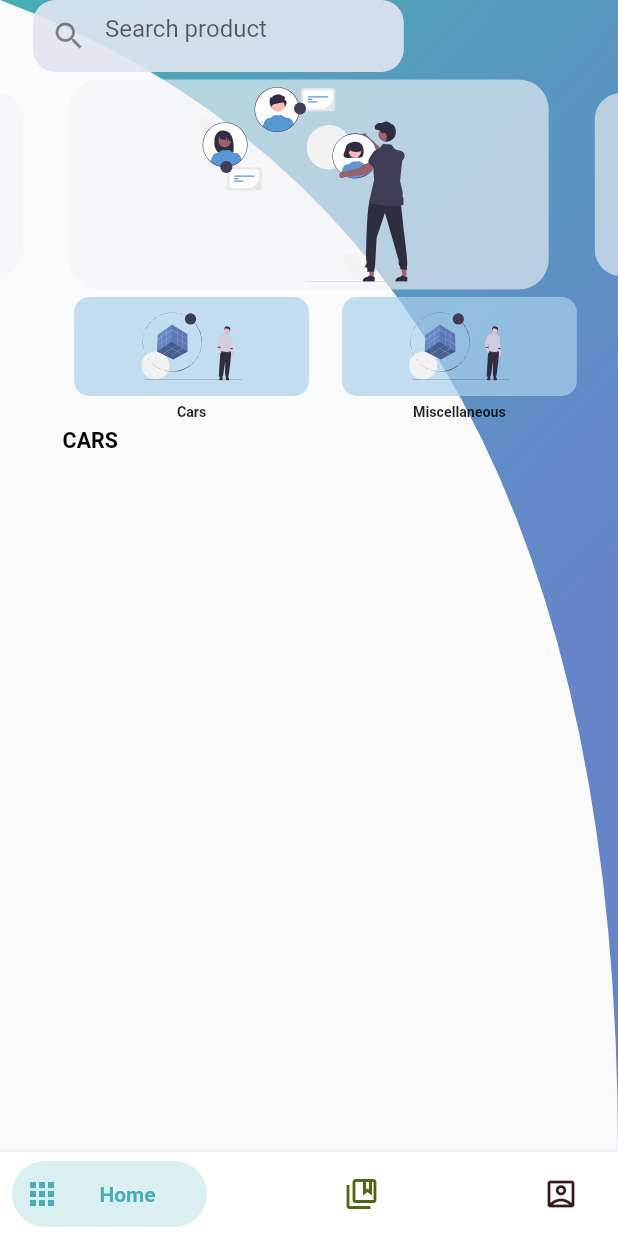
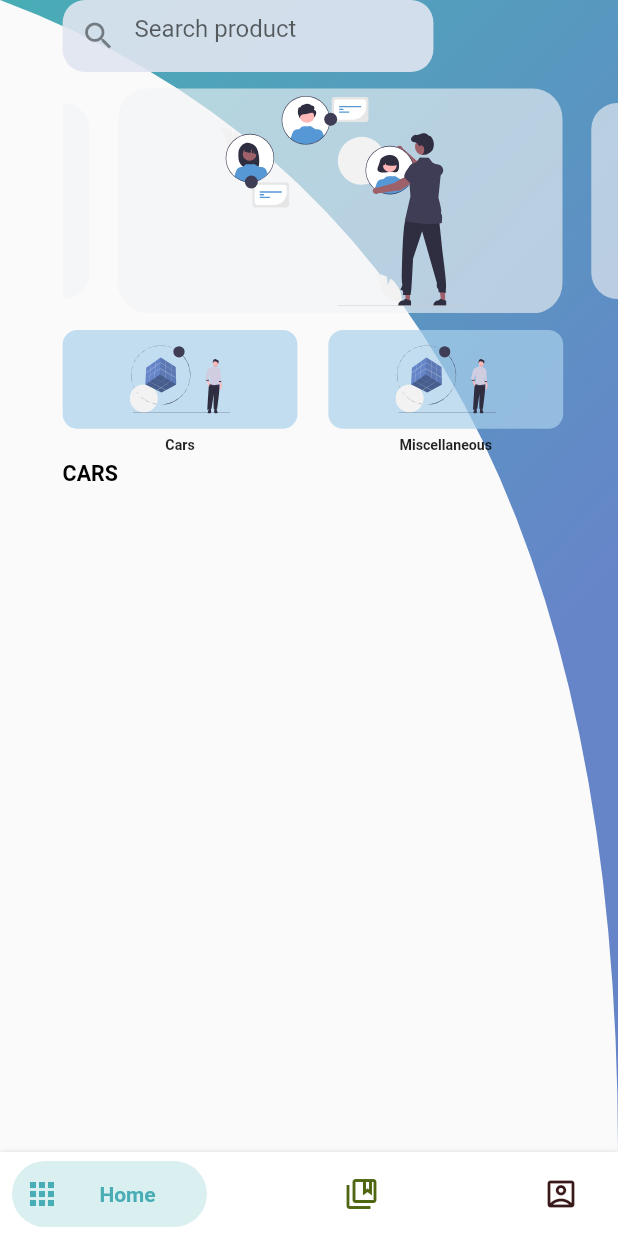
Before and after one commit to mrshelile/maraka, a Flutter app: the Home screen opened directly with empty values, item 3 of the bottom bar chosen, after a tap on "Sign Out", on a phone screen of 412 x 824 dp. Run offline on Flutter 3.47's test engine with Material 2 defaults, Android fonts, the phone set to English and light mode, and no system bars; drawn by our look-alikes of carousel_slider; our stand-ins replace carousel_pro, email_validator, file_picker, flutter_spinkit, flutter_svg, get and 2 more; missing offline and left inert: get_ip_address, mailer, otp, swipebuttonflutter; accounts and stored records are empty; network calls fail.

Commit message:
make components size even

```diff
--- a/lib/pages/home/components/body.dart
+++ b/lib/pages/home/components/body.dart
@@ -11,7 +11,7 @@ import 'FeacturedAds.dart';
 
 class Body extends StatefulWidget {
   User owner;
-  Body({Key? key,required this.owner}) : super(key: key);
+  Body({Key? key, required this.owner}) : super(key: key);
   @override
   State<Body> createState() => _BodyState();
 }
@@ -22,19 +22,25 @@ class _BodyState extends State<Body> {
     return SafeArea(
       child: SingleChildScrollView(
         child: Column(
-          mainAxisAlignment: MainAxisAlignment.spaceEvenly,
-          // crossAxisAlignment: CrossAxisAlignment.start,
+          mainAxisAlignment: MainAxisAlignment.start,
+          crossAxisAlignment: CrossAxisAlignment.start,
 
           children: [
             // SizedBox(height: getProportionateScreenHeight(20, context)),
-            HomeHeader(owner: widget.owner,),
-            // SizedBox(height: getProportionateScreenWidth(10, context)),
+            HomeHeader(
+              owner: widget.owner,
+            ),
+            SizedBox(height: getProportionateScreenWidth(10, context)),
             DiscountBanner(),
-            Categories(owner: widget.owner,),
+            SizedBox(height: getProportionateScreenWidth(10, context)),
+
+            Categories(
+              owner: widget.owner,
+            ),
             // FeacturedAds(),
             // SizedBox(height: getProportionateScreenWidth(30, context)),
             ProductList(owner: widget.owner),
-            SizedBox(height: getProportionateScreenWidth(30, context)),
+            SizedBox(height: getProportionateScreenWidth(10, context)),
           ],
         ),
       ),
--- a/lib/pages/home/components/categories.dart
+++ b/lib/pages/home/components/categories.dart
@@ -16,17 +16,19 @@ class Categories extends StatelessWidget {
   Widget build(BuildContext context) {
             var width = MediaQuery.of(context).copyWith().size.width;
         var height = MediaQuery.of(context).copyWith().size.height;
-    return SizedBox(
+    return Padding(
+      padding: EdgeInsets.only(left: getProportionateScreenWidth(38, context)),
+      child: SizedBox(
         height: getProportionateScreenWidth(80, context),
         child: ListView.builder(
             physics: const ScrollPhysics(),
             scrollDirection: Axis.horizontal,
             itemCount: categories.length,
+
             shrinkWrap: true,
             itemBuilder: (context, index) {
               return Padding(
-              padding: EdgeInsets.only(
-                  left: getProportionateScreenWidth(20, context)),
+                padding: EdgeInsets.only(right: width*0.05),
                 child: CategoryCard(
                   icon: categories[index]["icon"],
                   text: categories[index]["text"],
@@ -36,6 +38,7 @@ class Categories extends StatelessWidget {
                 ),
               );
             }),
+      ),
     );
   }
 }
@@ -65,13 +68,7 @@ class CategoryCard extends StatelessWidget {
               height: getProportionateScreenWidth(60, context),
               width: MediaQuery.of(context).copyWith().size.width,
               decoration: BoxDecoration(
-                // boxShadow: const [
-                //   BoxShadow(
-                //       color: Color.fromARGB(209, 218, 213, 213),
-                //       spreadRadius: 5,
-                //       blurRadius: 6,
-                //       offset: Offset(0, 3))
-                // ],
+
                 color: Color.fromARGB(255, 169, 208, 235).withOpacity(0.7),
                 borderRadius: BorderRadius.circular(10),
               ),
--- a/lib/pages/home/components/home_header.dart
+++ b/lib/pages/home/components/home_header.dart
@@ -11,8 +11,7 @@ class HomeHeader extends StatelessWidget {
   @override
   Widget build(BuildContext context) {
     return Padding(
-      padding: EdgeInsets.symmetric(
-          horizontal: getProportionateScreenWidth(20, context)),
+      padding: EdgeInsets.only(left: getProportionateScreenWidth(38, context)),
       child: Row(
         mainAxisAlignment: MainAxisAlignment.spaceBetween,
         children: [
--- a/lib/pages/home/components/top_banner.dart
+++ b/lib/pages/home/components/top_banner.dart
@@ -25,7 +25,7 @@ class DiscountBanner extends StatelessWidget {
     items: [
       Container(
           width: double.infinity,
-          margin: const EdgeInsets.all(5),
+          // margin: const EdgeInsets.all(5),
           padding: const EdgeInsets.symmetric(
             horizontal: 5,
             vertical: 5,
@@ -67,10 +67,7 @@ class DiscountBanner extends StatelessWidget {
                 .map((item) => Container(
                       width: double.infinity,
                       margin: const EdgeInsets.all(5),
-                      padding: const EdgeInsets.symmetric(
-                        horizontal: 5,
-                        vertical: 5,
-                      ),
+
                       decoration: BoxDecoration(
                           color: const Color.fromARGB(159, 242, 243, 245),
                           borderRadius: BorderRadius.circular(10.0),
@@ -100,10 +97,13 @@ class DiscountBanner extends StatelessWidget {
 
   @override
   Widget build(BuildContext context) {
-    return FutureBuilder(
-        future: makeBanner(),
-        builder: ((context, snapshot) {
-          return imageCarousel;
-        }));
+    return Padding(
+      padding: EdgeInsets.only(left: getProportionateScreenWidth(38, context)),
+      child: FutureBuilder(
+          future: makeBanner(),
+          builder: ((context, snapshot) {
+            return imageCarousel;
+          })),
+    );
   }
 }
```
Lines whose indentation alone changed are shown as unchanged.
